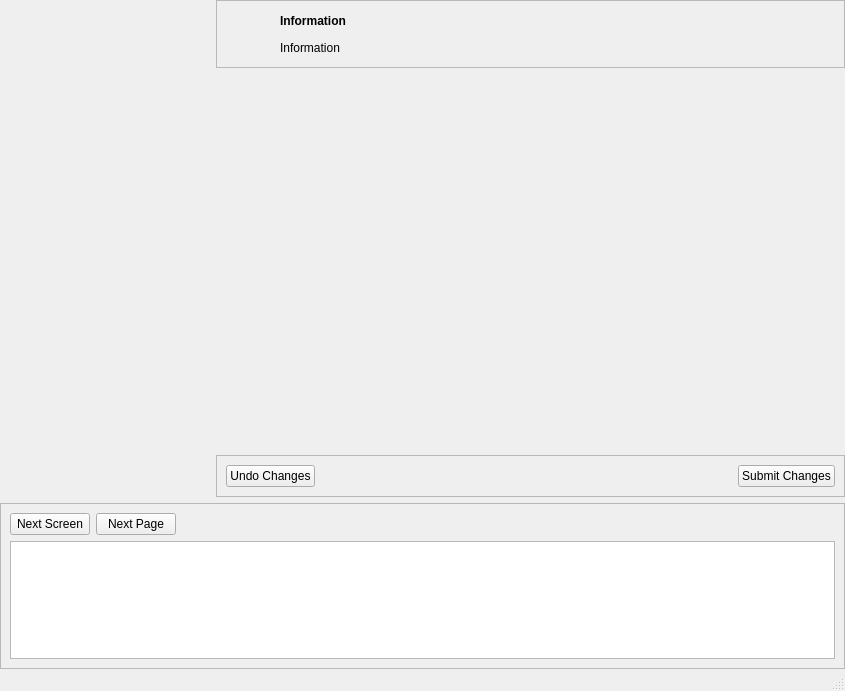
First picture: the form in 2.0/lider-newgui/lider/main.ui, repository pars-linux/uludag, before the edit.
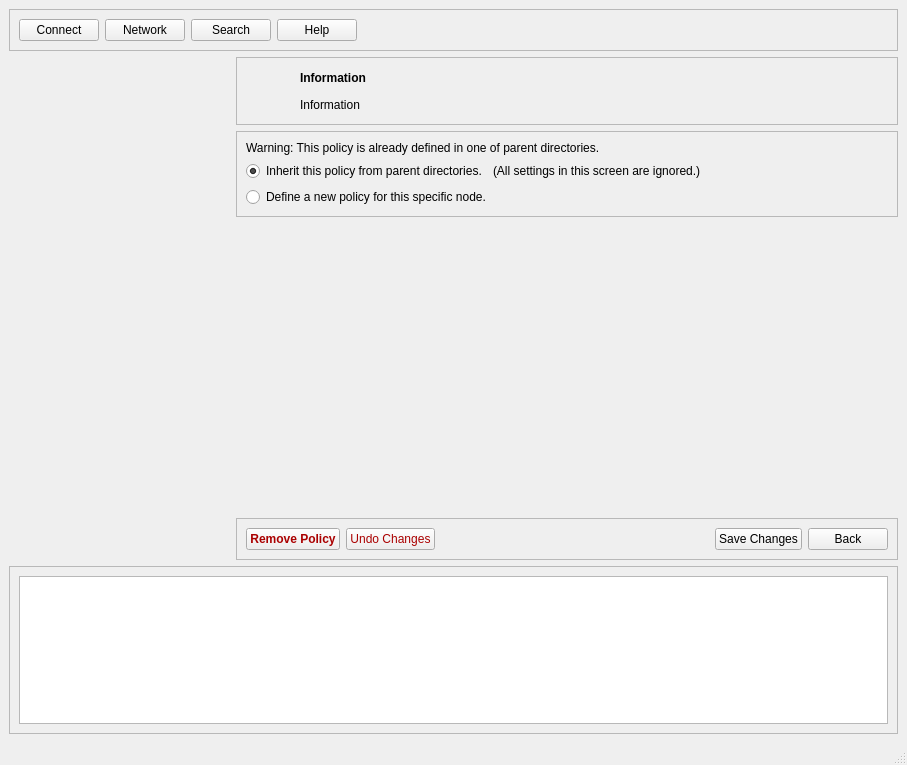
Second picture: the form after the edit. The open tabs and pages were chosen to show the change. Icons and pictures are not drawn.

Diff of the .ui file:
```diff
--- a/2.0/lider-newgui/lider/main.ui
+++ b/2.0/lider-newgui/lider/main.ui
@@ -6,8 +6,8 @@
    <rect>
     <x>0</x>
     <y>0</y>
-    <width>845</width>
-    <height>691</height>
+    <width>907</width>
+    <height>765</height>
    </rect>
   </property>
   <property name="windowTitle">
@@ -18,14 +18,71 @@
     <normaloff>:/icons/network48.png</normaloff>:/icons/network48.png</iconset>
   </property>
   <property name="styleSheet">
-   <string notr="true"/>
+   <string notr="true">#pushNodePurge {
+	color: #A00;
+	font-weight: bold;
+}
+
+#pushNodeUndo {
+	color: #A00;
+}</string>
   </property>
   <widget class="QWidget" name="centralwidget">
    <layout class="QGridLayout" name="gridLayout_2">
-    <property name="margin">
-     <number>0</number>
-    </property>
     <item row="0" column="0">
+     <widget class="QFrame" name="frameToolbar">
+      <property name="frameShape">
+       <enum>QFrame::StyledPanel</enum>
+      </property>
+      <property name="frameShadow">
+       <enum>QFrame::Raised</enum>
+      </property>
+      <layout class="QGridLayout" name="gridLayout_9">
+       <item row="0" column="0">
+        <widget class="QPushButton" name="pushConnect">
+         <property name="text">
+          <string>Connect</string>
+         </property>
+        </widget>
+       </item>
+       <item row="0" column="4">
+        <spacer name="horizontalSpacer_2">
+         <property name="orientation">
+          <enum>Qt::Horizontal</enum>
+         </property>
+         <property name="sizeHint" stdset="0">
+          <size>
+           <width>40</width>
+           <height>20</height>
+          </size>
+         </property>
+        </spacer>
+       </item>
+       <item row="0" column="3">
+        <widget class="QPushButton" name="pushHelp">
+         <property name="text">
+          <string>Help</string>
+         </property>
+        </widget>
+       </item>
+       <item row="0" column="1">
+        <widget class="QPushButton" name="pushNetwork">
+         <property name="text">
+          <string>Network</string>
+         </property>
+        </widget>
+       </item>
+       <item row="0" column="2">
+        <widget class="QPushButton" name="pushSearch">
+         <property name="text">
+          <string>Search</string>
+         </property>
+        </widget>
+       </item>
+      </layout>
+     </widget>
+    </item>
+    <item row="1" column="0">
      <widget class="QStackedWidget" name="stackScreens">
       <property name="sizePolicy">
        <sizepolicy hsizetype="Preferred" vsizetype="Preferred">
@@ -65,6 +122,16 @@
         <property name="margin">
          <number>0</number>
         </property>
+        <item row="0" column="0" rowspan="4">
+         <widget class="QStackedWidget" name="stackMiniNetwork">
+          <property name="sizePolicy">
+           <sizepolicy hsizetype="Expanding" vsizetype="Expanding">
+            <horstretch>1</horstretch>
+            <verstretch>0</verstretch>
+           </sizepolicy>
+          </property>
+         </widget>
+        </item>
         <item row="0" column="1">
          <widget class="QFrame" name="frame">
           <property name="sizePolicy">
@@ -126,16 +193,86 @@
          </widget>
         </item>
         <item row="1" column="1">
-         <widget class="QStackedWidget" name="stackNode">
-          <property name="sizePolicy">
-           <sizepolicy hsizetype="Preferred" vsizetype="Preferred">
-            <horstretch>3</horstretch>
-            <verstretch>0</verstretch>
-           </sizepolicy>
+         <widget class="QFrame" name="framePolicyInherit">
+          <property name="frameShape">
+           <enum>QFrame::StyledPanel</enum>
           </property>
+          <property name="frameShadow">
+           <enum>QFrame::Raised</enum>
+          </property>
+          <layout class="QGridLayout" name="gridLayout_8">
+           <item row="0" column="0">
+            <widget class="QLabel" name="label">
+             <property name="text">
+              <string>Warning: This policy is already defined in one of parent directories.</string>
+             </property>
+            </widget>
+           </item>
+           <item row="1" column="0">
+            <layout class="QHBoxLayout" name="horizontalLayout_2">
+             <item>
+              <widget class="QRadioButton" name="radioPolicyInherit">
+               <property name="text">
+                <string>Inherit this policy from parent directories.</string>
+               </property>
+               <property name="checked">
+                <bool>true</bool>
+               </property>
+              </widget>
+             </item>
+             <item>
+              <widget class="QLabel" name="labelPolicyInherit">
+               <property name="sizePolicy">
+                <sizepolicy hsizetype="MinimumExpanding" vsizetype="Preferred">
+                 <horstretch>0</horstretch>
+                 <verstretch>0</verstretch>
+                </sizepolicy>
+               </property>
+               <property name="text">
+                <string>(All settings in this screen are ignored.)</string>
+               </property>
+              </widget>
+             </item>
+            </layout>
+           </item>
+           <item row="2" column="0">
+            <layout class="QHBoxLayout" name="horizontalLayout_3">
+             <item>
+              <widget class="QRadioButton" name="radioPolicyNoInherit">
+               <property name="text">
+                <string>Define a new policy for this specific node.</string>
+               </property>
+              </widget>
+             </item>
+             <item>
+              <widget class="QLabel" name="labelPolicyNoInherit">
+               <property name="sizePolicy">
+                <sizepolicy hsizetype="MinimumExpanding" vsizetype="Preferred">
+                 <horstretch>0</horstretch>
+                 <verstretch>0</verstretch>
+                </sizepolicy>
+               </property>
+               <property name="text">
+                <string/>
+               </property>
+              </widget>
+             </item>
+            </layout>
+           </item>
+          </layout>
          </widget>
         </item>
         <item row="2" column="1">
+         <widget class="QStackedWidget" name="stackNode">
+          <property name="sizePolicy">
+           <sizepolicy hsizetype="Preferred" vsizetype="Preferred">
+            <horstretch>3</horstretch>
+            <verstretch>0</verstretch>
+           </sizepolicy>
+          </property>
+         </widget>
+        </item>
+        <item row="3" column="1">
          <widget class="QFrame" name="frameNode">
           <property name="sizePolicy">
            <sizepolicy hsizetype="Preferred" vsizetype="Preferred">
@@ -150,7 +287,7 @@
            <enum>QFrame::Raised</enum>
           </property>
           <layout class="QGridLayout" name="gridLayout_6">
-           <item row="0" column="0">
+           <item row="0" column="1">
             <widget class="QPushButton" name="pushNodeUndo">
              <property name="text">
               <string>Undo Changes</string>
@@ -167,7 +304,7 @@
              </property>
             </widget>
            </item>
-           <item row="0" column="2">
+           <item row="0" column="3">
             <spacer name="horizontalSpacer">
              <property name="orientation">
               <enum>Qt::Horizontal</enum>
@@ -180,14 +317,10 @@
              </property>
             </spacer>
            </item>
-           <item row="0" column="3">
+           <item row="0" column="4">
             <widget class="QPushButton" name="pushNodeSave">
              <property name="text">
-              <string>Submit Changes</string>
-             </property>
-             <property name="icon">
-              <iconset resource="data.qrc">
-               <normaloff>:/data/save48.png</normaloff>:/data/save48.png</iconset>
+              <string>Save Changes</string>
              </property>
              <property name="iconSize">
               <size>
@@ -197,24 +330,28 @@
              </property>
             </widget>
            </item>
+           <item row="0" column="0">
+            <widget class="QPushButton" name="pushNodePurge">
+             <property name="text">
+              <string>Remove Policy</string>
+             </property>
+            </widget>
+           </item>
+           <item row="0" column="5">
+            <widget class="QPushButton" name="pushNodeExit">
+             <property name="text">
+              <string>Back</string>
+             </property>
+            </widget>
+           </item>
           </layout>
          </widget>
         </item>
-        <item row="0" column="0" rowspan="3">
-         <widget class="QStackedWidget" name="stackMiniNetwork">
-          <property name="sizePolicy">
-           <sizepolicy hsizetype="Expanding" vsizetype="Expanding">
-            <horstretch>1</horstretch>
-            <verstretch>0</verstretch>
-           </sizepolicy>
-          </property>
-         </widget>
-        </item>
        </layout>
       </widget>
      </widget>
     </item>
-    <item row="1" column="0">
+    <item row="2" column="0">
      <widget class="QFrame" name="groupDeveloper">
       <property name="sizePolicy">
        <sizepolicy hsizetype="Preferred" vsizetype="Preferred">
@@ -229,39 +366,8 @@
        <enum>QFrame::Raised</enum>
       </property>
       <layout class="QGridLayout" name="gridLayout_3">
-       <item row="0" column="0">
-        <widget class="QPushButton" name="pushNextScreen">
-         <property name="text">
-          <string>Next Screen</string>
-         </property>
-        </widget>
-       </item>
-       <item row="0" column="2">
-        <spacer name="horizontalSpacer_3">
-         <property name="orientation">
-          <enum>Qt::Horizontal</enum>
-         </property>
-         <property name="sizeHint" stdset="0">
-          <size>
-           <width>40</width>
-           <height>20</height>
-          </size>
-         </property>
-        </spacer>
-       </item>
-       <item row="0" column="1">
-        <widget class="QPushButton" name="pushNextPage">
-         <property name="text">
-          <string>Next Page</string>
-         </property>
-        </widget>
-       </item>
-       <item row="1" column="0" colspan="3">
-        <widget class="QTextEdit" name="textDebug">
-         <property name="textInteractionFlags">
-          <set>Qt::TextSelectableByKeyboard|Qt::TextSelectableByMouse</set>
-         </property>
-        </widget>
+       <item row="0" column="0" colspan="2">
+        <widget class="QListWidget" name="listLog"/>
        </item>
       </layout>
      </widget>
```
Left out of the diff: 6 changed lines with no effect on the pictures.
